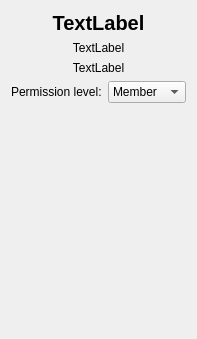
Before: the Qt Designer form src/widgets/playerinfowidget.ui in mrrooster/minecraftbedrockconsole, drawn with Qt 5.
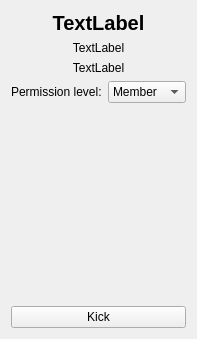
After: the same form once the commit is applied.

Commit message: Added 'Kick' option for players. Fixed options window bug with sliders/textboxes not being enabled.

Diff of the .ui file:
```diff
--- a/src/widgets/playerinfowidget.ui
+++ b/src/widgets/playerinfowidget.ui
@@ -97,6 +97,38 @@
      </property>
     </spacer>
    </item>
+   <item>
+    <widget class="QWidget" name="onlinePanel" native="true">
+     <layout class="QVBoxLayout" name="verticalLayout_2">
+      <property name="spacing">
+       <number>0</number>
+      </property>
+      <property name="leftMargin">
+       <number>0</number>
+      </property>
+      <property name="topMargin">
+       <number>0</number>
+      </property>
+      <property name="rightMargin">
+       <number>0</number>
+      </property>
+      <property name="bottomMargin">
+       <number>0</number>
+      </property>
+      <item>
+       <layout class="QGridLayout" name="onlineActions">
+        <item row="0" column="0">
+         <widget class="QPushButton" name="kickUser">
+          <property name="text">
+           <string>Kick</string>
+          </property>
+         </widget>
+        </item>
+       </layout>
+      </item>
+     </layout>
+    </widget>
+   </item>
   </layout>
  </widget>
  <resources/>
```
The commit also changes 7 other files.
